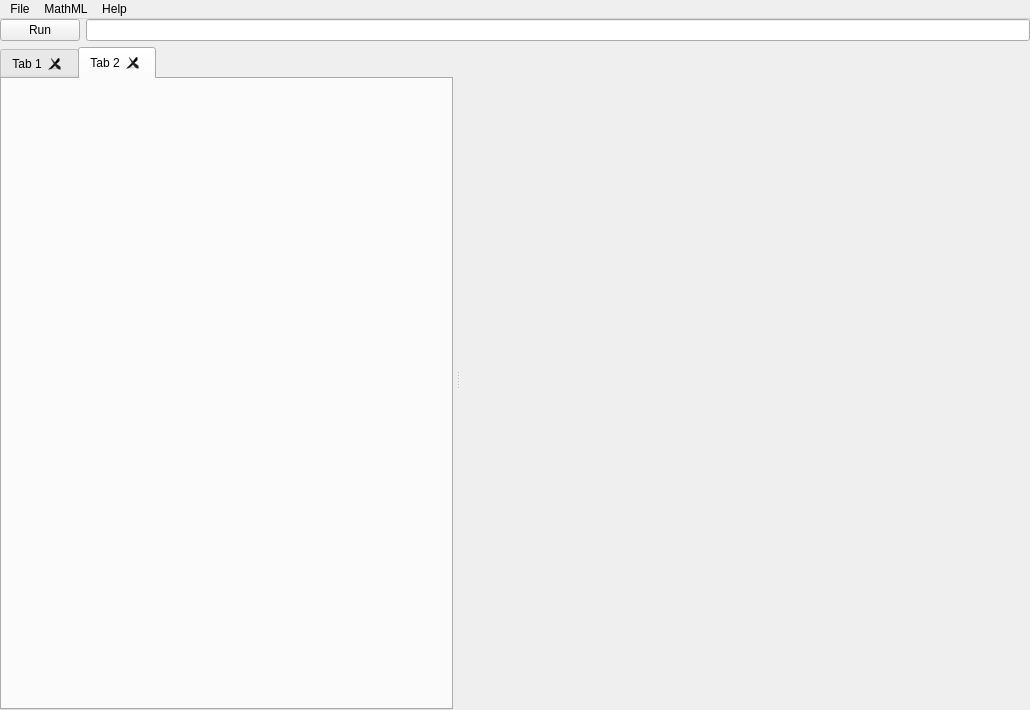
First picture: the form in car/forms/math_library_dev.ui, repository DinoZAR/CentralAccessReader, before the edit.
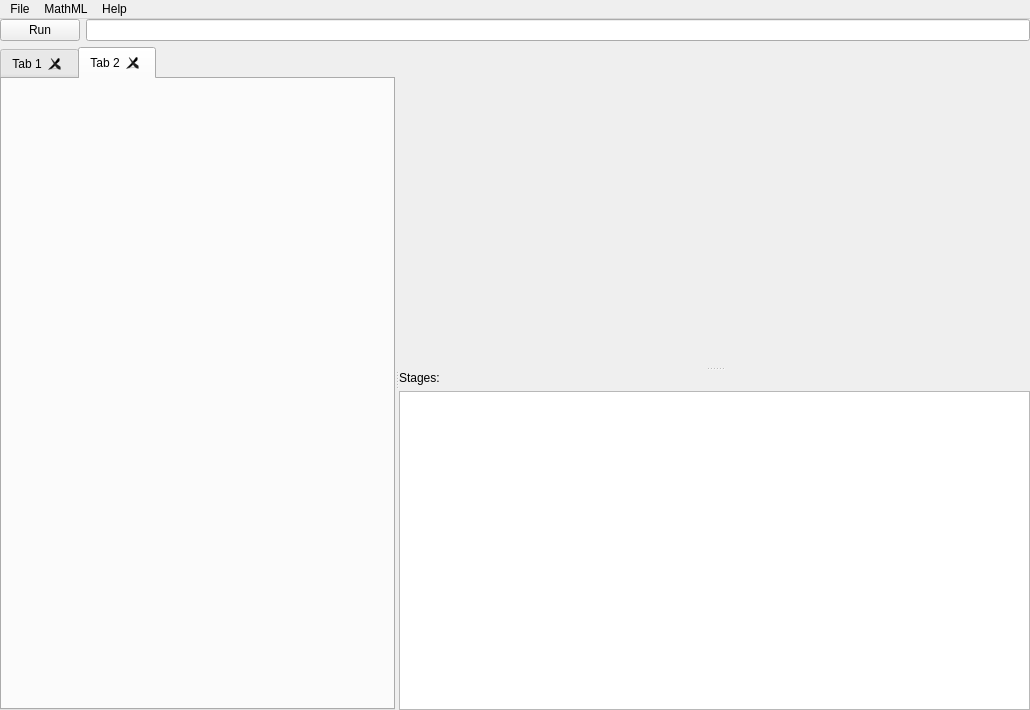
Second picture: the form after the edit. The open tabs and pages were chosen to show the change. Icons and pictures are not drawn. Custom widgets are drawn as their Qt base class.

Commit message: Started the beginnings of the stages view.

Patch:
```diff
--- a/car/forms/math_library_dev.ui
+++ b/car/forms/math_library_dev.ui
@@ -18,10 +18,7 @@
     <normaloff>:/all/icons/CAR_About.png</normaloff>:/all/icons/CAR_About.png</iconset>
   </property>
   <widget class="QWidget" name="centralwidget">
-   <layout class="QVBoxLayout" name="verticalLayout" stretch="0,1">
-    <property name="spacing">
-     <number>6</number>
-    </property>
+   <layout class="QVBoxLayout" name="verticalLayout_3" stretch="0,1">
     <property name="margin">
      <number>0</number>
     </property>
@@ -44,9 +41,6 @@
       <property name="orientation">
        <enum>Qt::Horizontal</enum>
       </property>
-      <property name="handleWidth">
-       <number>10</number>
-      </property>
       <widget class="QTabWidget" name="libraryTabs">
        <property name="currentIndex">
         <number>0</number>
@@ -68,6 +62,10 @@
         </attribute>
        </widget>
       </widget>
+      <widget class="QSplitter" name="splitter2">
+       <property name="orientation">
+        <enum>Qt::Vertical</enum>
+       </property>
       <widget class="MathMLEditor" name="mathmlEditor" native="true">
        <property name="minimumSize">
         <size>
@@ -75,6 +73,25 @@
          <height>200</height>
         </size>
        </property>
+       </widget>
+       <widget class="QWidget" name="">
+        <layout class="QVBoxLayout" name="verticalLayout">
+         <item>
+          <widget class="QLabel" name="label_2">
+           <property name="text">
+            <string>Stages:</string>
+           </property>
+          </widget>
+         </item>
+         <item>
+          <widget class="QTreeView" name="stagesView">
+           <attribute name="headerVisible">
+            <bool>false</bool>
+           </attribute>
+          </widget>
+         </item>
+        </layout>
+       </widget>
       </widget>
      </widget>
     </item>
```
Left out of the diff: 2 changed lines with no effect on the pictures. Lines whose indentation alone changed are shown as unchanged. The commit also changes 7 other files.
